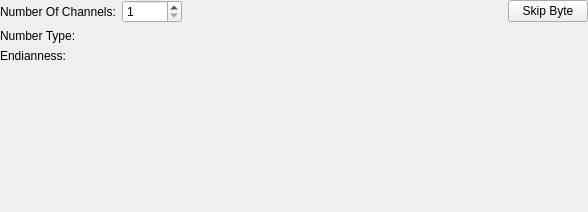
Qt form src/binarystreamreadersettings.ui (AlexanderAmelkin/SerialPlot) before a commit.
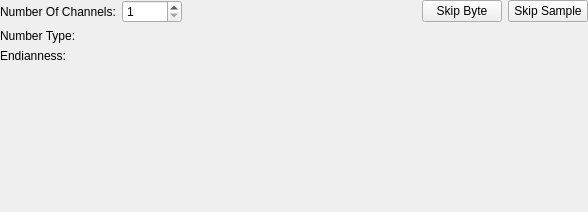
The same form after that commit. Custom widgets are drawn as their Qt base class.

Commit message: added skip sample button

Diff of the .ui file:
```diff
--- a/src/binarystreamreadersettings.ui
+++ b/src/binarystreamreadersettings.ui
@@ -80,6 +80,16 @@
        </property>
       </widget>
      </item>
+     <item>
+      <widget class="QPushButton" name="pbSkipSample">
+       <property name="toolTip">
+        <string>Skip reading 1 sample while reading to shift channel order</string>
+       </property>
+       <property name="text">
+        <string>Skip Sample</string>
+       </property>
+      </widget>
+     </item>
     </layout>
    </item>
    <item>
```
Left out of the diff: 2 changed lines with no effect on the pictures. The commit also changes 4 other files.
